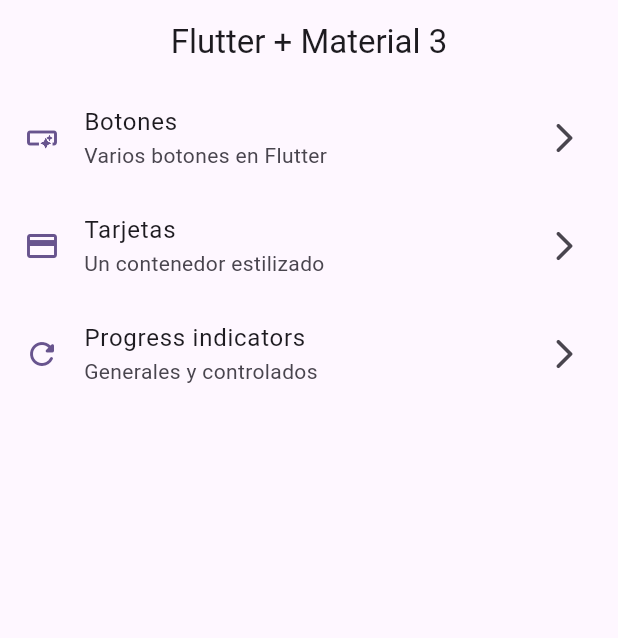
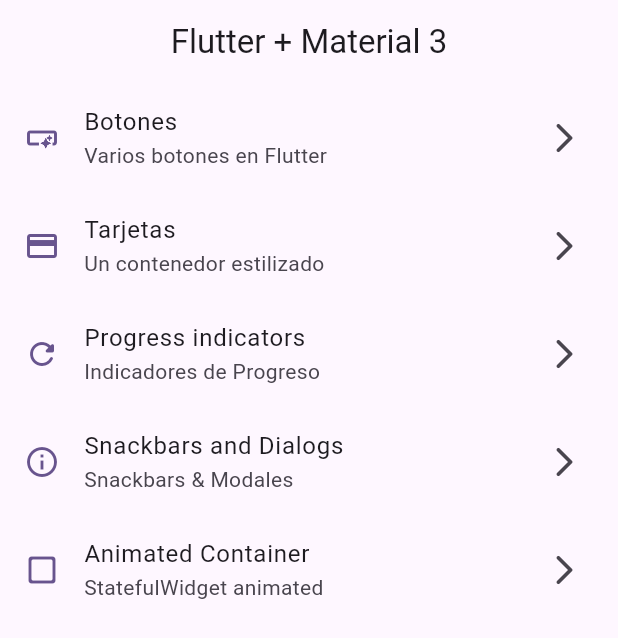
Before and after one commit to fernando1002971/widgets_app, a Flutter app: the screen it shows after launch, on a phone screen of 412 x 824 dp. Shown: the top 638 px of the screen. Run offline on Flutter 3.47's test engine with Material 2 defaults, Android fonts, the phone set to English and light mode, and no system bars; our stand-ins replace go_router.

Commit message:
AnimatedContainer terminado

```diff
--- a/lib/config/menu/menu_items.dart
+++ b/lib/config/menu/menu_items.dart
@@ -28,8 +28,22 @@ const appMenuItems = <MenuItem>[
   ),
   MenuItem(
     title: "Progress indicators",
-    subtitle: "Generales y controlados",
+    subtitle: "Indicadores de Progreso",
     link: "/progress",
     icon: Icons.refresh_rounded,
   ),
+  MenuItem(
+    title: "Snackbars and Dialogs",
+    subtitle: "Snackbars & Modales",
+    link: "/snackbars",
+    icon: Icons.info_outline,
+  ),
+
+  MenuItem(
+    title: "Animated Container",
+    subtitle: "StatefulWidget animated",
+    link: "/animated",
+    icon: Icons.check_box_outline_blank_rounded,
+  ),
+
 ];
--- a/lib/config/router/app_router.dart
+++ b/lib/config/router/app_router.dart
@@ -25,5 +25,15 @@ final appRouter = GoRouter(
       path: '/progress',
       builder: (context, state) => const ProgressScreen(),
     ),
+    GoRoute(
+      name: SnackBarScreen.name,
+      path: '/snackbars',
+      builder: (context, state) => const SnackBarScreen(),
+    ),
+      GoRoute(
+      name: AnimatedScreen.name,
+      path: '/animated',
+      builder: (context, state) => const AnimatedScreen(),
+    ),
   ],
 );
--- a/lib/main.dart
+++ b/lib/main.dart
@@ -12,6 +12,7 @@ class MainApp extends StatelessWidget {
   @override
   Widget build(BuildContext context) {
     return  MaterialApp.router(
+      title: "Flutter Widgets",
      routerConfig: appRouter,
      debugShowCheckedModeBanner: false,
      theme: AppTheme(selectedColor:5).getTheme(),
```
Also changed, not shown: lib/presentation/screens/animated/animated_screen.dart (+45 -2 lines), lib/presentation/screens/snackbar/snackbar_screen.dart (+55 -2 lines).
